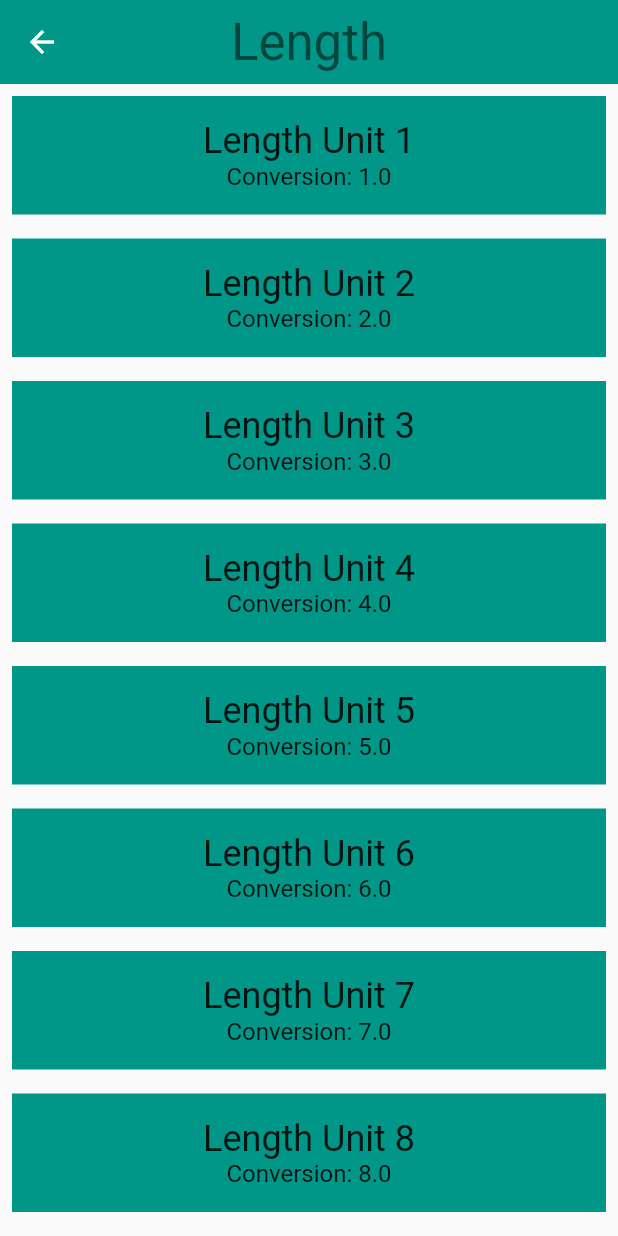
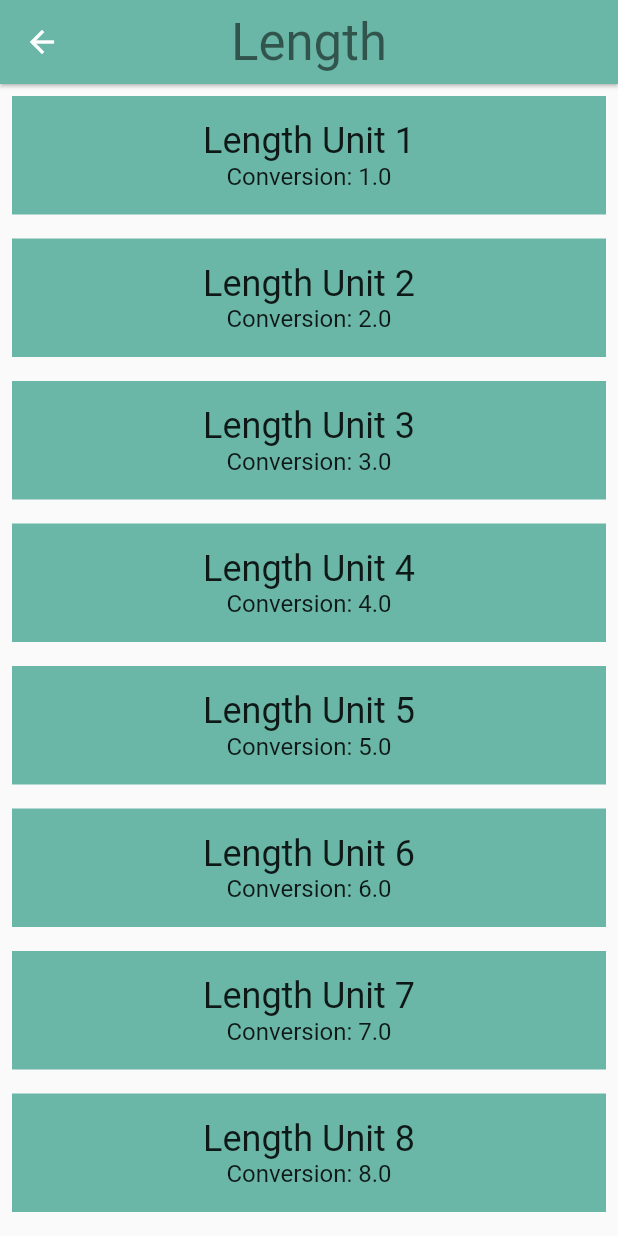
Before and after one commit to djkovrik/Udacity-UnitConverter, a Flutter app: the screen it shows after launch, after a tap on "Length", on a phone screen of 412 x 824 dp. Run offline on Flutter 3.47's test engine with Material 2 defaults, Android fonts, the phone set to English and light mode, and no system bars.

Commit message:
Task 06: Starter code

```diff
--- a/lib/category.dart
+++ b/lib/category.dart
@@ -1,7 +1,7 @@
 import 'package:flutter/material.dart';
 import 'package:meta/meta.dart';
-import 'package:udacity_unit_converter/converter_route.dart';
-import 'package:udacity_unit_converter/unit.dart';
+import 'converter_route.dart';
+import 'unit.dart';
 
 final _rowHeight = 100.0;
 final _borderRadius = BorderRadius.circular(_rowHeight / 2);
@@ -25,7 +25,7 @@ class Category extends StatelessWidget {
       builder: (BuildContext context) {
         return Scaffold(
           appBar: AppBar(
-            elevation: 0.0,
+            elevation: 1.0,
             title: Text(
               name,
               style: Theme.of(context).textTheme.display1,
@@ -38,6 +38,7 @@ class Category extends StatelessWidget {
             name: name,
             units: units,
           ),
+          resizeToAvoidBottomPadding: false,
         );
       },
     ));
@@ -51,11 +52,10 @@ class Category extends StatelessWidget {
         height: _rowHeight,
         child: InkWell(
           borderRadius: _borderRadius,
+          // TODO: Use the highlight and splash colors from the ColorSwatch
           highlightColor: color,
           splashColor: color,
-          onTap: () {
-            _navigateToConverter(context);
-          },
+          onTap: () => _navigateToConverter(context),
           child: Padding(
             padding: EdgeInsets.all(8.0),
             child: Row(
--- a/lib/main.dart
+++ b/lib/main.dart
@@ -1,5 +1,5 @@
 import 'package:flutter/material.dart';
-import 'package:udacity_unit_converter/category_route.dart';
+import 'category_route.dart';
 
 void main() {
   runApp(UnitConverterApp());
@@ -9,7 +9,9 @@ class UnitConverterApp extends StatelessWidget {
   @override
   Widget build(BuildContext context) {
     return MaterialApp(
+      debugShowCheckedModeBanner: false,
       title: 'Unit Converter',
+      // TODO: Fill out the theme parameter
       home: CategoryRoute(),
     );
   }
--- a/lib/unit.dart
+++ b/lib/unit.dart
@@ -1,20 +1,14 @@
 import 'package:meta/meta.dart';
 
-/// Information about a [Unit].
 class Unit {
   final String name;
   final double conversion;
 
-  /// A [Unit] stores its name and conversion factor.
-  ///
-  /// An example would be 'Meter' and '1.0'.
   const Unit({
     @required this.name,
     @required this.conversion,
-  })  : assert(name != null),
-        assert(conversion != null);
+  });
 
-  /// Creates a [Unit] from a JSON object.
   Unit.fromJson(Map jsonMap)
       : assert(jsonMap['name'] != null),
         assert(jsonMap['conversion'] != null),
```
Also changed, not shown: lib/category_route.dart (+36 -14 lines), lib/converter_route.dart (+37 -6 lines).
